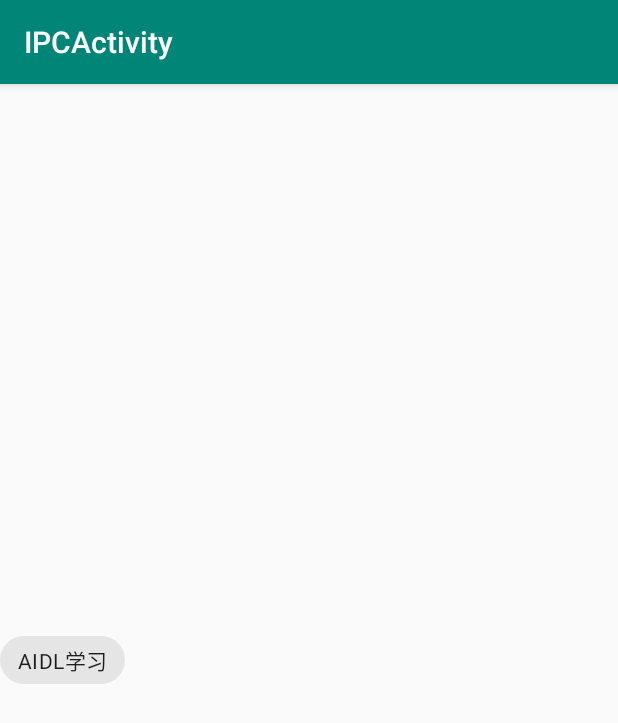
After one commit to rain9155/AndroidDemo, an Android app: the IPCActivity screen opened directly, with no data from a screen before it, on a phone screen of 412 x 824 dp. The commit adds this screen. Shown: the top 723 px of the screen. Run offline under Robolectric (Android 15) with nearby library versions, the phone set to English and light mode, and no system bars.

Commit message:
添加AIDL示例

```diff
--- a/app/src/main/java/com/example/androiddemo/MainActivity.kt
+++ b/app/src/main/java/com/example/androiddemo/MainActivity.kt
@@ -9,6 +9,7 @@ import com.example.androiddemo.jetpack.JetpackActivity
 import com.example.androiddemo.material.ToolbarActivity
 import com.example.androiddemo.customview.CustomViewActivity
 import com.example.androiddemo.databinding.ActivityMainBinding
+import com.example.androiddemo.ipc.IPCActivity
 import com.example.androiddemo.media.MediaActivity
 import com.example.androiddemo.view.ViewActivity
 
@@ -52,5 +53,9 @@ class MainActivity : AppCompatActivity() {
         binding.cpToMedia.setOnClickListener {
             startActivity(Intent(this, MediaActivity::class.java))
         }
+
+        binding.cpToIpc.setOnClickListener {
+            startActivity(Intent(this, IPCActivity::class.java))
+        }
     }
 }
--- /dev/null
+++ b/app/src/main/java/com/example/androiddemo/ipc/IPCActivity.kt
@@ -0,0 +1,21 @@
+package com.example.androiddemo.ipc
+
+import android.content.Intent
+import androidx.appcompat.app.AppCompatActivity
+import android.os.Bundle
+
+import com.example.androiddemo.databinding.ActivityIpcBinding
+import com.example.androiddemo.ipc.aidl.ClientActivity
+
+class IPCActivity : AppCompatActivity() {
+
+    override fun onCreate(savedInstanceState: Bundle?) {
+        super.onCreate(savedInstanceState)
+        val binding = ActivityIpcBinding.inflate(layoutInflater)
+        setContentView(binding.root)
+
+        binding.cpToAidl.setOnClickListener {
+            startActivity(Intent(this, ClientActivity::class.java))
+        }
+    }
+}
--- /dev/null
+++ b/app/src/main/res/layout/activity_ipc.xml
@@ -0,0 +1,26 @@
+<?xml version="1.0" encoding="utf-8"?>
+<androidx.constraintlayout.widget.ConstraintLayout xmlns:android="http://schemas.android.com/apk/res/android"
+    xmlns:app="http://schemas.android.com/apk/res-auto"
+    xmlns:tools="http://schemas.android.com/tools"
+    android:layout_width="match_parent"
+    android:layout_height="match_parent"
+    tools:context=".ipc.IPCActivity">
+
+    <com.google.android.material.chip.ChipGroup
+        android:id="@+id/chip_group"
+        android:layout_width="match_parent"
+        android:layout_height="wrap_content"
+        app:layout_constraintBottom_toBottomOf="parent"
+        app:layout_constraintLeft_toLeftOf="parent"
+        app:layout_constraintRight_toRightOf="parent"
+        app:layout_constraintTop_toTopOf="parent">
+
+        <com.google.android.material.chip.Chip
+            android:id="@+id/cp_to_aidl"
+            android:layout_width="wrap_content"
+            android:layout_height="wrap_content"
+            android:text="AIDL学习"/>
+
+    </com.google.android.material.chip.ChipGroup>
+
+</androidx.constraintlayout.widget.ConstraintLayout>
--- a/app/src/main/res/layout/activity_main.xml
+++ b/app/src/main/res/layout/activity_main.xml
@@ -58,6 +58,12 @@
             android:layout_height="wrap_content"
             android:text="音视频学习"/>
 
+        <com.google.android.material.chip.Chip
+            android:id="@+id/cp_to_ipc"
+            android:layout_width="wrap_content"
+            android:layout_height="wrap_content"
+            android:text="IPC学习"/>
+
     </com.google.android.material.chip.ChipGroup>
 
 </androidx.constraintlayout.widget.ConstraintLayout>
--- a/app/src/main/res/values/strings.xml
+++ b/app/src/main/res/values/strings.xml
@@ -1,6 +1,8 @@
 <resources>
     <string name="app_name">AndroidDemo</string>
     <string name="title_activity_anim">AnimActivity</string>
+    <string name="title_activity_ipc">IPCActivity</string>
+    <string name="title_activity_client">AIDLActivity</string>
     <string name="title_activity_animation">AnimationActivity</string>
     <string name="title_activity_animation_xml">AnimationXmlActivity</string>
     <string name="title_activity_value_animator">ValueAnimatorActivity</string>
```
Also changed, not shown: app/src/main/AndroidManifest.xml (+11 -1 lines), app/src/main/java/com/example/androiddemo/ipc/aidl/ClientActivity.java (added, +62 -0 lines), app/src/main/java/com/example/androiddemo/ipc/aidl/RemoteService.java (added, +26 -0 lines), app/src/main/java/com/example/androiddemo/ipc/aidl/User.java (added, +60 -0 lines), app/src/main/java/com/example/androiddemo/ipc/aidl/myaidl/IUserManager.java (added, +16 -0 lines), app/src/main/java/com/example/androiddemo/ipc/aidl/myaidl/Proxy.java (added, +46 -0 lines), app/src/main/java/com/example/androiddemo/ipc/aidl/myaidl/Stub.java (added, +65 -0 lines), app/src/main/res/layout/activity_client.xml (added, +18 -0 lines), app/src/main/aidl/com/example/androiddemo/ipc/aidl/IUserManager.aidl (added), app/src/main/aidl/com/example/androiddemo/ipc/aidl/User.aidl (added).
